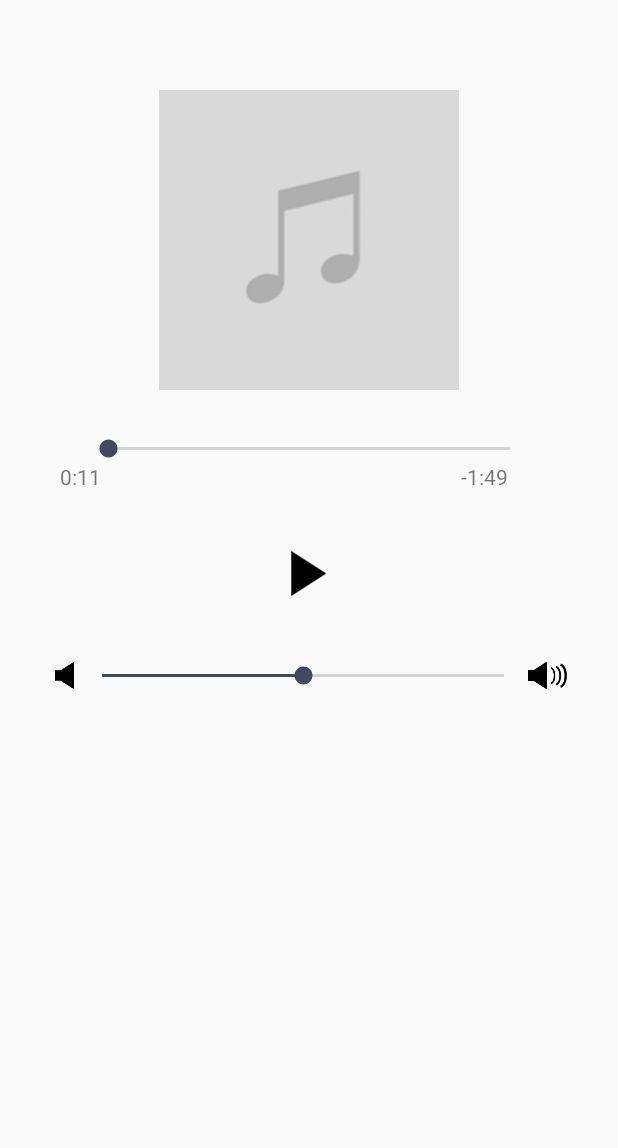
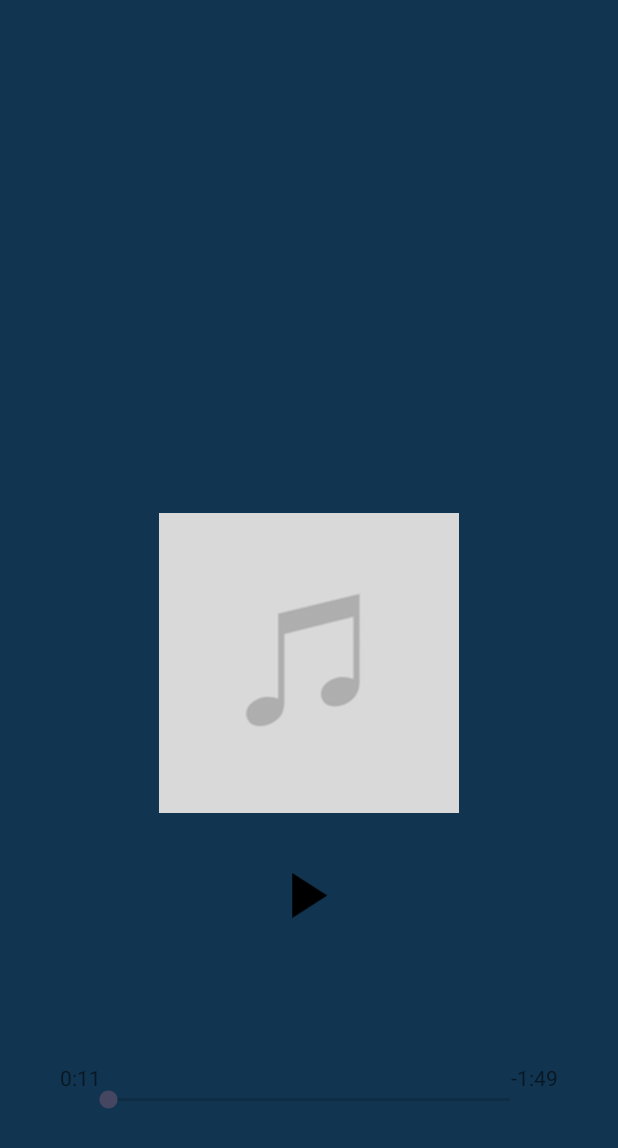
Before and after one commit to panagiotislam/MusicApp, an Android app: the MusicPlayerActivity screen opened directly, with no data from a screen before it, on a phone screen of 412 x 824 dp. Shown: the top 1148 px of the screen. Run offline under Robolectric (Android 15) with nearby library versions, the light colour scheme and no system bars; 5 statements that could not run were skipped.

Commit message:
Trying Music Player

```diff
--- a/app/src/main/java/com/example/myapplication/MusicPlayerActivity.java
+++ b/app/src/main/java/com/example/myapplication/MusicPlayerActivity.java
@@ -7,7 +7,9 @@ import android.media.MediaPlayer;
 import android.os.AsyncTask;
 import android.os.Build;
 import android.os.Bundle;
+import android.os.Handler;
 import android.os.Message;
+import android.util.Base64;
 import android.view.View;
 import android.widget.Button;
 import android.widget.SeekBar;
@@ -15,6 +17,11 @@ import android.widget.TextView;
 
 import com.example.myapplication.impl.Hash;
 import com.example.myapplication.impl.Value;
+
+import java.io.File;
+import java.io.FileInputStream;
+import java.io.FileOutputStream;
+import java.io.IOException;
 
 public class MusicPlayerActivity extends AppCompatActivity {
 
@@ -50,17 +57,17 @@ public class MusicPlayerActivity extends AppCompatActivity {
         }
         songTxt.setText(artist_song);
 
-//        MyTask asyncTask = new MyTask(MusicPlayerActivity.this);
-//        asyncTask.execute(artist_song);
+        MyTask asyncTask = new MyTask(MusicPlayerActivity.this);
+        asyncTask.execute(artist_song);
 
         currentTime=0;
 
         //player
-        mp = MediaPlayer.create(this, R.raw.lol);
-        mp.setLooping(true);
-        mp.seekTo(0);
-        totalTime = mp.getDuration();
-        mp.start();
+//        mp = MediaPlayer.create(this, R.raw.tick_tock);
+//        mp.setLooping(true);
+//        mp.seekTo(0);
+//        totalTime = mp.getDuration();
+//        mp.start();
 
 
         // Position Bar
@@ -134,7 +141,9 @@ public class MusicPlayerActivity extends AppCompatActivity {
 
         private final static String BROKER_IP = "10.0.2.2";
         private final static int SUB_ID = 1;
+        private MediaPlayer mediaPlayer = new MediaPlayer();
         ProgressDialog progressDialog ;
+
 
         public MyTask(MusicPlayerActivity activity) {
             progressDialog = new ProgressDialog(activity);
@@ -174,8 +183,40 @@ public class MusicPlayerActivity extends AppCompatActivity {
             if (progressDialog.isShowing()) {
                 progressDialog.dismiss();
             }
+            String p = result.getMusicFile().getMusicFileExtract();
+            playMp3(Base64.decode(p, 0));
             // Do things like hide the progress bar or change a TextView
         }
+
+        private void playMp3(byte[] mp3SoundByteArray) {
+            try {
+// create temp file that will hold byte array
+                File tempMp3 = File.createTempFile("kurchina", "mp3", getCacheDir());
+                tempMp3.deleteOnExit();
+                FileOutputStream fos = new FileOutputStream(tempMp3);
+                fos.write(mp3SoundByteArray);
+                fos.close();
+
+// resetting mediaplayer instance to evade problems
+                mediaPlayer.reset();
+
+// In case you run into issues with threading consider new instance like:
+// MediaPlayer mediaPlayer = new MediaPlayer();
+
+// Tried passing path directly, but kept getting
+// "Prepare failed.: status=0x1"
+// so using file descriptor instead
+                FileInputStream fis = new FileInputStream(tempMp3);
+                mediaPlayer.setDataSource(fis.getFD());
+
+                mediaPlayer.prepare();
+                mediaPlayer.start();
+            } catch (IOException ex) {
+                String s = ex.toString();
+                ex.printStackTrace();
+            }
+        }
+
     }
 
 //    private Handler handler = new Handler() {
@@ -207,20 +248,20 @@ public class MusicPlayerActivity extends AppCompatActivity {
 //        return timeLabel;
 //    }
 
-    public void playBtnClick(View view) {
-
-        if (!mp.isPlaying()) {
-            // Stopping
-            mp.start();
-            playBtn.setBackgroundResource(R.drawable.stop);
-
-        } else {
-            // Playing
-            mp.pause();
-            playBtn.setBackgroundResource(R.drawable.play);
-        }
-
-    }
+//    public void playBtnClick(View view) {
+//
+//        if (!mp.isPlaying()) {
+//            // Stopping
+//            mp.start();
+//            playBtn.setBackgroundResource(R.drawable.stop);
+//
+//        } else {
+//            // Playing
+//            mp.pause();
+//            playBtn.setBackgroundResource(R.drawable.play);
+//        }
+//
+//    }
 
 //TODO:Valta otan teleiwseis gia na stamataei otan pas pisw h otan vganeis gia ligo apo thn efarmogh
 
--- a/app/src/main/java/com/example/myapplication/SongsActivity.java
+++ b/app/src/main/java/com/example/myapplication/SongsActivity.java
@@ -6,7 +6,6 @@ import android.view.View;
 import android.widget.AdapterView;
 import android.widget.ListView;
 import android.widget.TextView;
-import com.example.myapplication.impl.MusicPlayerActivity;
 import java.util.ArrayList;
 import java.util.Arrays;
 import java.util.HashMap;
--- a/app/src/main/java/com/example/myapplication/SubscriberNode.java
+++ b/app/src/main/java/com/example/myapplication/SubscriberNode.java
@@ -114,8 +114,7 @@ public class SubscriberNode {
         try {
             return consumedMessages.get(0);
         } catch (NullPointerException n) {
-            n.printStackTrace();
+            return new Value();
         }
-        return consumedMessages.get(0);
     }
 }
--- a/app/src/main/java/com/example/myapplication/impl/MusicFile.java
+++ b/app/src/main/java/com/example/myapplication/impl/MusicFile.java
@@ -1,12 +1,8 @@
 package com.example.myapplication.impl;
 import android.os.Build;
-
 import androidx.annotation.RequiresApi;
-
 import com.mpatric.mp3agic.*;
-
 import java.io.*;
-
 import java.util.Base64;
 
 
--- a/app/src/main/res/layout/player.xml
+++ b/app/src/main/res/layout/player.xml
@@ -1,40 +1,41 @@
 <?xml version="1.0" encoding="utf-8"?>
-<LinearLayout xmlns:android="http://schemas.android.com/apk/res/android"
+<androidx.constraintlayout.widget.ConstraintLayout xmlns:android="http://schemas.android.com/apk/res/android"
     xmlns:app="http://schemas.android.com/apk/res-auto"
     xmlns:tools="http://schemas.android.com/tools"
     android:layout_width="match_parent"
     android:layout_height="match_parent"
     android:orientation="vertical"
-    android:gravity="center_horizontal">
+    android:gravity="center_horizontal"
+    android:background="@color/main_background"
+    >
+
+    <TextView
+        android:id="@+id/songText"
+        android:singleLine="true"
+        android:ellipsize="marquee"
+        android:marqueeRepeatLimit ="marquee_forever"
+        android:focusable="true"
+        android:textSize="30sp"
+        android:focusableInTouchMode="true"
+        android:scrollHorizontally="true"
+        android:layout_width="match_parent"
+        android:layout_height="wrap_content"
+        app:layout_constraintTop_toTopOf="parent"
+        app:layout_constraintBottom_toTopOf="@id/imageSong"
+        android:gravity="center"
+        />
 
     <ImageView
+        android:id="@+id/imageSong"
         android:layout_width="wrap_content"
         android:layout_height="wrap_content"
         android:src="@drawable/image"
-        android:layout_marginTop="60dp"/>
-
-    <SeekBar
-        android:id="@+id/positionBar"
-        android:layout_width="300dp"
-        android:layout_height="wrap_content"
-        android:layout_marginTop="30dp"/>
-
-    <LinearLayout
-        android:layout_width="match_parent"
-        android:layout_height="wrap_content">
-        <TextView
-            android:id="@+id/elapsedTimeLabel"
-            android:layout_width="wrap_content"
-            android:layout_height="wrap_content"
-            android:text="0:11"
-            android:layout_marginLeft="40dp"/>
-        <TextView
-            android:id="@+id/remainingTimeLabel"
-            android:layout_width="wrap_content"
-            android:layout_height="wrap_content"
-            android:text="-1:49"
-            android:layout_marginLeft="240dp"/>
-    </LinearLayout>
+        android:layout_marginTop="60dp"
+        app:layout_constraintEnd_toEndOf="parent"
+        app:layout_constraintStart_toStartOf="parent"
+        app:layout_constraintTop_toTopOf="parent"
+        app:layout_constraintBottom_toBottomOf="parent"
+        />
 
     <Button
         android:id="@+id/playBtn"
@@ -42,27 +43,38 @@
         android:layout_height="30dp"
         android:background="@drawable/play"
         android:layout_marginTop="40dp"
-        android:onClick="playBtnClick"/>
+        android:onClick="playBtnClick"
+        app:layout_constraintStart_toStartOf="parent"
+        app:layout_constraintEnd_toEndOf="parent"
+        app:layout_constraintTop_toBottomOf="@id/imageSong"
+        />
+    <SeekBar
+        android:id="@+id/positionBar"
+        android:layout_width="300dp"
+        android:layout_height="wrap_content"
+        android:layout_marginTop="30dp"
+        app:layout_constraintTop_toBottomOf="@id/playBtn"
+        app:layout_constraintBottom_toBottomOf="parent"
+        app:layout_constraintRight_toRightOf="parent"
+        app:layout_constraintLeft_toLeftOf="parent"/>
 
-    <LinearLayout
-        android:layout_width="match_parent"
+    <TextView
+        android:id="@+id/elapsedTimeLabel"
+        android:layout_width="wrap_content"
         android:layout_height="wrap_content"
-        android:orientation="horizontal"
-        android:layout_marginTop="40dp"
-        android:gravity="center">
-        <ImageView
-            android:layout_width="18dp"
-            android:layout_height="18dp"
-            android:src="@drawable/sound"/>
-        <SeekBar
-            android:id="@+id/volumeBar"
-            android:layout_width="300dp"
-            android:layout_height="wrap_content"
-            android:progress="50"
-            android:max="100"/>
-        <ImageView
-            android:layout_width="26dp"
-            android:layout_height="26dp"
-            android:src="@drawable/sound2"/>
-        </LinearLayout>
-</LinearLayout>
+        android:text="0:11"
+        android:layout_marginLeft="40dp"
+        app:layout_constraintTop_toBottomOf="@id/playBtn"
+        app:layout_constraintBottom_toBottomOf="parent"
+        app:layout_constraintLeft_toLeftOf="parent"/>
+    <TextView
+        android:id="@+id/remainingTimeLabel"
+        android:layout_width="wrap_content"
+        android:layout_height="wrap_content"
+        android:text="-1:49"
+        app:layout_constraintTop_toBottomOf="@id/playBtn"
+        app:layout_constraintBottom_toBottomOf="parent"
+        app:layout_constraintRight_toRightOf="parent"
+        android:layout_marginRight="40dp"/>
+
+</androidx.constraintlayout.widget.ConstraintLayout>
--- a/app/src/main/res/values/colors.xml
+++ b/app/src/main/res/values/colors.xml
@@ -1,7 +1,7 @@
 <?xml version="1.0" encoding="utf-8"?>
 <resources>
-    <color name="colorPrimary">#CC4A548C</color>
-    <color name="colorPrimaryDark">#CC010622</color>
-    <color name="main_background">#40113450</color>
+    <color name="colorPrimary">#4A548C</color>
+    <color name="colorPrimaryDark">#010622</color>
+    <color name="main_background">#113450</color>
     <color name="colorAccent">#454761</color>
 </resources>
```
